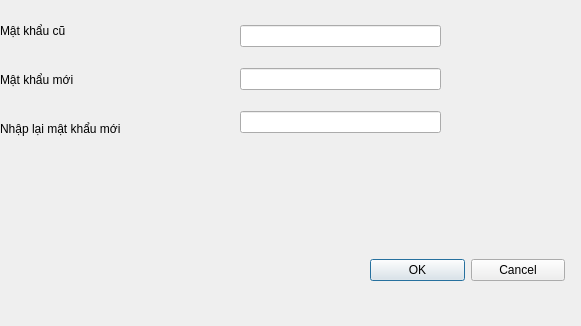
This is password_panel.ui in minhnt29/Graduation_GUI as Qt 5 draws it before an edit. The edited form follows.
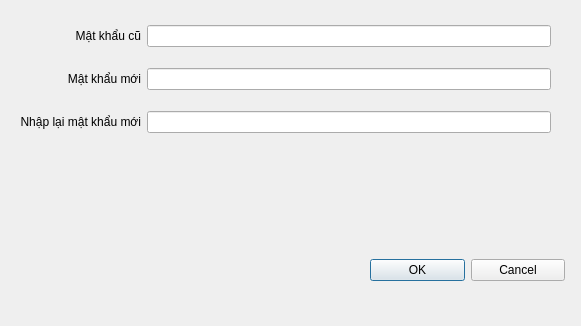
This is the edited form. Icons and pictures are not drawn.

```diff
--- a/password_panel.ui
+++ b/password_panel.ui
@@ -16,9 +16,9 @@
   <widget class="QWidget" name="gridLayoutWidget">
    <property name="geometry">
     <rect>
-     <x>0</x>
-     <y>9</y>
-     <width>241</width>
+     <x>20</x>
+     <y>10</y>
+     <width>531</width>
      <height>141</height>
     </rect>
    </property>
@@ -28,6 +28,19 @@
       <property name="text">
        <string>Mật khẩu mới</string>
       </property>
+      <property name="alignment">
+       <set>Qt::AlignRight|Qt::AlignTrailing|Qt::AlignVCenter</set>
+      </property>
+     </widget>
+    </item>
+    <item row="2" column="0">
+     <widget class="QLabel" name="label_3">
+      <property name="text">
+       <string>Nhập lại mật khẩu mới</string>
+      </property>
+      <property name="alignment">
+       <set>Qt::AlignRight|Qt::AlignTrailing|Qt::AlignVCenter</set>
+      </property>
      </widget>
     </item>
     <item row="0" column="0">
@@ -35,36 +48,20 @@
       <property name="text">
        <string>Mật khẩu cũ</string>
       </property>
-     </widget>
-    </item>
-    <item row="2" column="0">
-     <widget class="QLabel" name="label_3">
-      <property name="text">
-       <string>Nhập lại mật khẩu mới</string>
+      <property name="alignment">
+       <set>Qt::AlignRight|Qt::AlignTrailing|Qt::AlignVCenter</set>
       </property>
      </widget>
     </item>
-   </layout>
-  </widget>
-  <widget class="QWidget" name="gridLayoutWidget_2">
-   <property name="geometry">
-    <rect>
-     <x>240</x>
-     <y>10</y>
-     <width>201</width>
-     <height>141</height>
-    </rect>
-   </property>
-   <layout class="QGridLayout" name="gridLayout_2">
-    <item row="3" column="0">
-     <widget class="QLineEdit" name="lineEdit_RewriteNewPassword"/>
-    </item>
-    <item row="2" column="0">
-     <widget class="QLineEdit" name="lineEdit_NewPassword"/>
-    </item>
-    <item row="1" column="0">
+    <item row="0" column="1">
      <widget class="QLineEdit" name="lineEdit_OldPassword"/>
     </item>
+    <item row="1" column="1">
+     <widget class="QLineEdit" name="lineEdit_NewPassword"/>
+    </item>
+    <item row="2" column="1">
+     <widget class="QLineEdit" name="lineEdit_RewriteNewPassword"/>
+    </item>
    </layout>
   </widget>
   <widget class="QLabel" name="lable_PasswordStatus">
```
